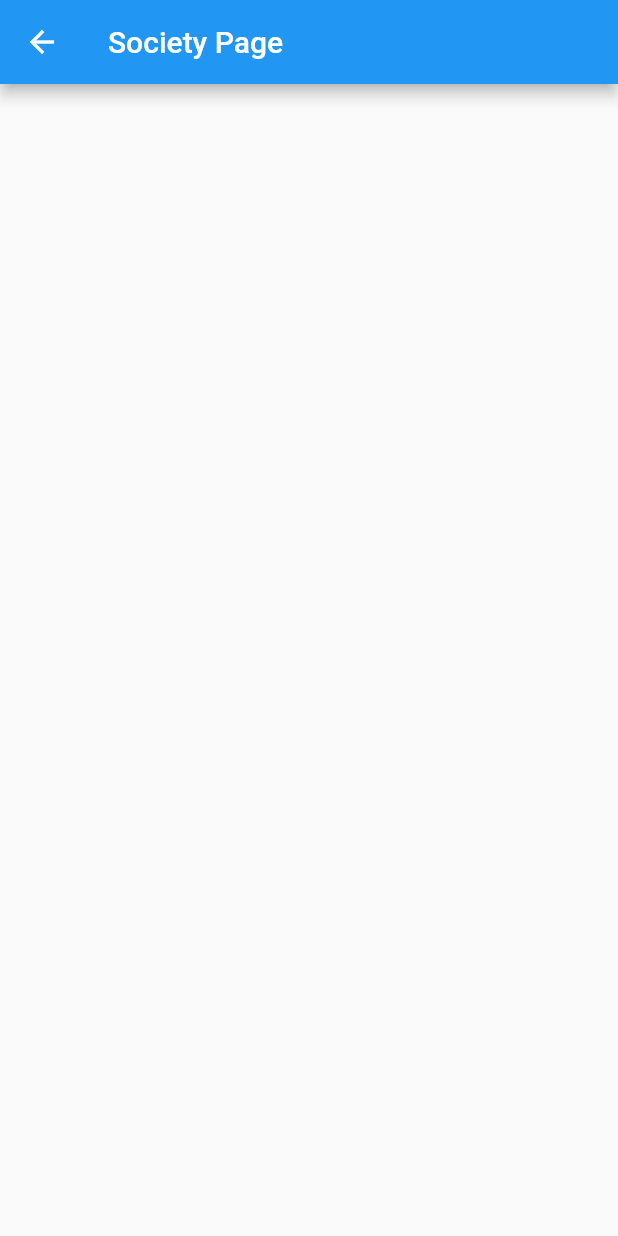
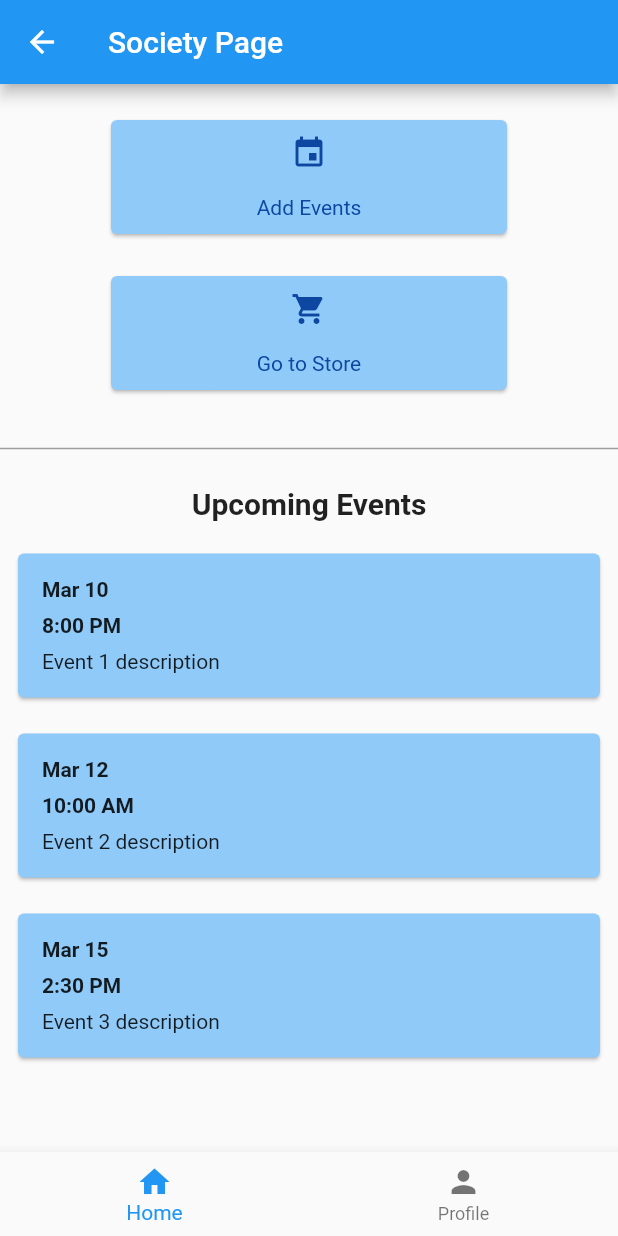
Before and after one commit to KavinduPriyanath/Madhack-Finals, a Flutter app: the screen it shows after launch, after a tap on "Events", on a phone screen of 412 x 824 dp. Run offline on Flutter 3.47's test engine with Material 2 defaults, Android fonts, the phone set to English and light mode, and no system bars; our stand-ins replace cloud_firestore, firebase_auth, firebase_core, google_fonts; accounts and stored records are empty.

Commit message:
Add the view of the Society home page

```diff
--- a/lib/Society/society_main.dart
+++ b/lib/Society/society_main.dart
@@ -1,3 +1,5 @@
+// import 'dart:html;
+
 import 'package:flutter/material.dart';
 
 class SocietyMain extends StatefulWidget {
@@ -8,12 +10,159 @@ class SocietyMain extends StatefulWidget {
 }
 
 class _SocietyMainState extends State<SocietyMain> {
+
+  List<Event> _events = [
+    Event('Mar 10', '8:00 PM', 'Event 1 description'),
+    Event('Mar 12', '10:00 AM', 'Event 2 description'),
+    Event('Mar 15', '2:30 PM', 'Event 3 description'),
+  ];
+
   @override
   Widget build(BuildContext context) {
     return Scaffold(
       appBar: AppBar(
         title: Text("Society Page"),
       ),
+
+      //Dashboard
+      body: Center(
+        child: Column(
+          mainAxisAlignment: MainAxisAlignment.start,
+          crossAxisAlignment: CrossAxisAlignment.stretch,
+          children: <Widget>[
+            Padding(
+              padding: const EdgeInsets.fromLTRB(70, 20, 70, 10),
+              child: Card(
+                color: Colors.blue[200],
+                child: Padding(
+                  padding: const EdgeInsets.all(10),
+                  child: Column(
+                    mainAxisAlignment: MainAxisAlignment.center,
+                    children: [
+                      Icon(
+                        Icons.event,
+                        color: Colors.blue[900],
+                      ),
+                      SizedBox(height: 16.0),
+                      Text(
+                        'Add Events',
+                        style: TextStyle(
+                          color: Colors.blue[900],
+                        ),
+                      ),
+                    ],
+                  ),
+                ),
+              ),
+            ),
+            Padding(
+              padding: const EdgeInsets.fromLTRB(70, 10, 70, 10),
+              child: Card(
+                color: Colors.blue[200],
+                child: Padding(
+                  padding: const EdgeInsets.all(10),
+                  child: Column(
+                    mainAxisAlignment: MainAxisAlignment.center,
+                    children: [
+                      Icon(
+                        Icons.local_grocery_store,
+                        color: Colors.blue[900],
+                      ),
+                      SizedBox(height: 16.0),
+                      Text(
+                        'Go to Store',
+                        style: TextStyle(
+                          color: Colors.blue[900],
+                        ),
+                      ),
+                    ],
+                  ),
+                ),
+              ),
+            ),
+
+            Divider(
+              color: Colors.grey,
+              height: 50,
+              thickness: 1,
+            ),
+
+            //Event Topics
+            Column(
+              children: [
+                Text(
+                  'Upcoming Events',
+                  style: TextStyle(
+                    fontSize: 20,
+                    fontWeight: FontWeight.bold,
+                ),
+                ),
+                SizedBox(height: 10.0),
+              ],
+            ),
+
+            //List of events
+            Expanded(
+              child: ListView.builder(
+                itemCount: _events.length,
+                itemBuilder: (BuildContext context, int index) {
+                  Event event = _events[index];
+                  return Padding(
+                    padding: const EdgeInsets.all(8.0),
+                    child: Card(
+                      color: Colors.blue[200],
+                      child: Padding(
+                        padding: const EdgeInsets.all(16.0),
+                        child: Column(
+                          crossAxisAlignment: CrossAxisAlignment.start,
+                          children: [
+                            Text(
+                              event.date,
+                              style: TextStyle(
+                                fontWeight: FontWeight.bold,
+                              ),
+                            ),
+                            SizedBox(height: 8.0),
+                            Text(
+                              event.time,
+                              style: TextStyle(
+                                fontWeight: FontWeight.bold,
+                              ),
+                            ),
+                            SizedBox(height: 8.0),
+                            Text(event.description),
+                          ],
+                        ),
+                      ),
+                    ),
+                  );
+                },
+              ),
+            ),
+          ],
+        ),
+      ),
+
+      bottomNavigationBar: BottomNavigationBar(
+        items: [
+          BottomNavigationBarItem(
+            icon: Icon(Icons.home),
+            label: 'Home',
+          ),
+          BottomNavigationBarItem(
+            icon: Icon(Icons.person),
+            label: 'Profile',
+          ),
+        ],
+      ),
     );
   }
 }
+
+class Event {
+  final String date;
+  final String time;
+  final String description;
+
+  Event(this.date, this.time, this.description);
+}
```
